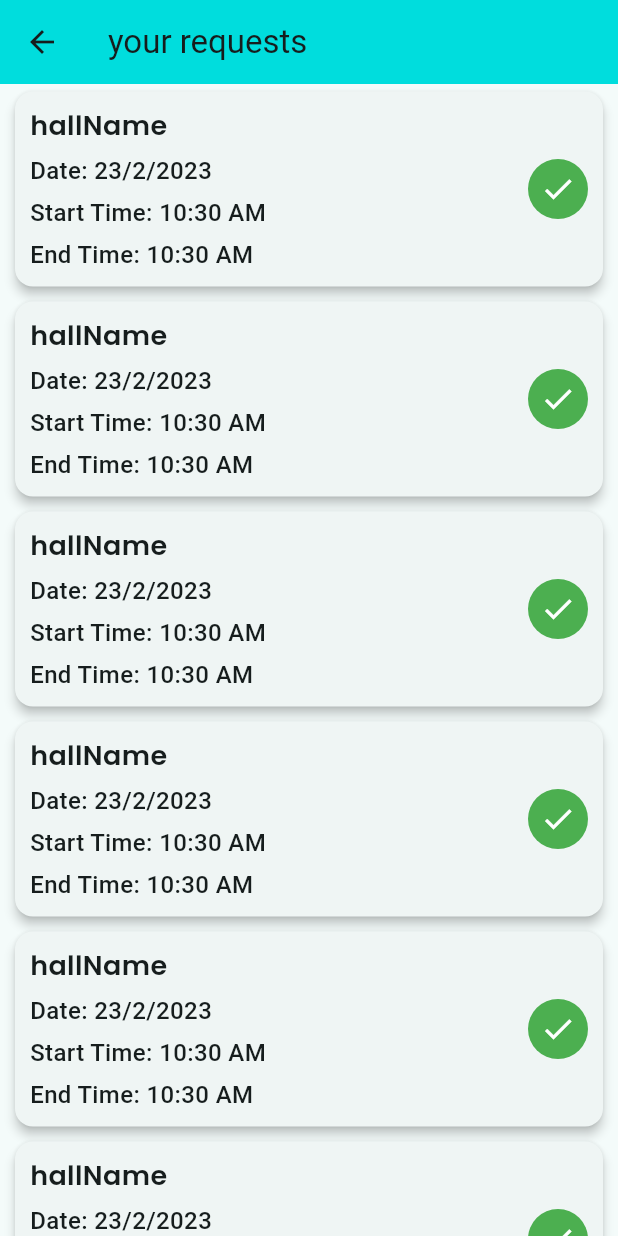
After one commit to ibram12/loc, a Flutter app: the UserRequests screen opened by its route, on a phone screen of 412 x 824 dp. The commit adds this screen. Run offline on Flutter 3.47's test engine with Material 3 defaults, Android fonts, the phone set to English and light mode, and no system bars; our stand-ins replace bloc, cached_network_image, cloud_firestore, firebase_auth, firebase_core, firebase_storage and 5 more; accounts and stored records are empty.

Commit message:
create add user Request and AddRequest Cubit to show user requests and be able to track his respons state

```diff
--- a/lib/core/server/firebase_methoudes.dart
+++ b/lib/core/server/firebase_methoudes.dart
@@ -1,4 +1,6 @@
 import 'package:cloud_firestore/cloud_firestore.dart';
+import 'package:firebase_auth/firebase_auth.dart';
+import 'package:loc/featuers/admin/data/models/request_model.dart';
 
 class DataBaseMethouds {
   Future addUserDetails(Map<String, dynamic> userData, String uId) async {
@@ -24,4 +26,6 @@ class DataBaseMethouds {
   Future deleteLoc(String id) async {
     FirebaseFirestore.instance.collection('locs').doc(id).delete();
   }
+
+
 }
--- /dev/null
+++ b/lib/featuers/requests/presentatoin/views/requests_view.dart
@@ -0,0 +1,19 @@
+import 'package:flutter/material.dart';
+import 'package:loc/featuers/requests/presentatoin/widgets/requests_view_body.dart';
+
+import '../../../../core/utils/constants.dart';
+
+class UserRequests extends StatelessWidget {
+  const UserRequests({super.key});
+  static const String id = "UserRequests";
+  @override
+  Widget build(BuildContext context) {
+    return Scaffold(
+      appBar: AppBar(
+        backgroundColor: kPrimaryColor,
+        title:  const Text('your requests'),
+      ),
+      body: const UserRequestBody(),
+    );
+  }
+}
--- /dev/null
+++ b/lib/featuers/requests/presentatoin/widgets/request_item.dart
@@ -0,0 +1,57 @@
+import 'package:flutter/material.dart';
+import 'package:intl/intl.dart';
+import 'package:loc/core/text_styles/Styles.dart';
+
+class UserRequestItem extends StatelessWidget {
+  const UserRequestItem({super.key});
+
+  @override
+  Widget build(BuildContext context) {
+    return SizedBox(
+      width: double.infinity,
+      child: Card(
+        elevation: 3,
+        margin:const EdgeInsets.symmetric(horizontal: 10, vertical: 5),
+        child: Padding(
+          padding:const EdgeInsets.all(10),
+          child: Row(
+            children: [
+              Column(
+                // mainAxisSize: MainAxisSize.min,
+                crossAxisAlignment: CrossAxisAlignment.start,
+                children: [
+                  const Text(
+                    'hallName',
+                    overflow: TextOverflow.fade,
+                  style: Styles.textStyle18,
+                  ),
+                const  SizedBox(height: 5),
+                  const Text(
+                    'Date: 23/2/2023',
+                    style: Styles.textStyle16,
+                  ),
+              const    SizedBox(height: 5),
+                  Text(
+                     'Start Time: ${DateFormat('hh:mm a').format(DateTime.now())}',
+                    style: Styles.textStyle16,
+                  ),
+              const    SizedBox(height: 5),
+                  Text(
+                   'End Time: ${DateFormat('hh:mm a').format(DateTime.now())}',
+                    style: Styles.textStyle16,
+                  ),
+                ],
+              ),
+              const Spacer(),
+                const CircleAvatar(
+                  backgroundColor: Colors.green,
+                radius: 20,
+                child: Icon(Icons.check,color: Colors.white,),
+              ),
+            ],
+          ),
+        ),
+      ),
+    );
+  }
+}
--- /dev/null
+++ b/lib/featuers/requests/presentatoin/widgets/requests_view_body.dart
@@ -0,0 +1,18 @@
+import 'package:flutter/material.dart';
+import 'package:loc/featuers/requests/presentatoin/widgets/request_item.dart';
+
+
+class UserRequestBody extends StatelessWidget {
+  const UserRequestBody({
+    super.key,
+  });
+
+  @override
+  Widget build(BuildContext context) {
+    return ListView.builder(
+      itemCount: 10,
+      itemBuilder: (context, index) {
+      return const UserRequestItem();
+    });
+  }
+}
--- a/lib/homePage.dart
+++ b/lib/homePage.dart
@@ -3,6 +3,7 @@ import 'package:loc/core/text_styles/Styles.dart';
 import 'package:loc/core/utils/constants.dart';
 import 'package:loc/featuers/admin/pressntation/view/admin_view.dart';
 import 'package:loc/featuers/book_Hall/presentation/views/book_loc_view.dart';
+import 'package:loc/featuers/requests/presentatoin/views/requests_view.dart';
 import 'package:loc/screen/add%20activity.dart';
 import 'package:loc/featuers/book_Hall/presentation/views/all_Locs_view.dart';
 import 'package:loc/widget/Card_Button.dart';
@@ -26,6 +27,7 @@ class MyHomePage extends StatelessWidget {
           children: <Widget>[
             Card_Button(page: const BookLocView(), text: S.of(context).book_hall),
             Card_Button(page: const AdminView(), text: S.of(context).add_khdma),
+            const Card_Button(page: UserRequests(), text: 'your requests'),
 
           ],
         ),
--- a/lib/main.dart
+++ b/lib/main.dart
@@ -11,6 +11,7 @@ import 'package:loc/featuers/admin/pressntation/view/requests_view.dart';
 import 'package:loc/featuers/auth/presentation/views/login_view.dart';
 import 'package:loc/featuers/auth/presentation/views/password_recovary_view.dart';
 import 'package:loc/featuers/auth/presentation/views/sginup_view.dart';
+import 'package:loc/featuers/requests/presentatoin/views/requests_view.dart';
 import 'package:loc/homePage.dart';
 import 'firebase_options.dart';
 import 'generated/l10n.dart';
@@ -52,13 +53,14 @@ class HomePage extends StatelessWidget {
         colorScheme: ColorScheme.fromSeed(seedColor: Colors.cyanAccent),
         useMaterial3: true,
       ),
-      home: const AdminView(),
+      home: const MyHomePage(),
       routes: {
         SignUpView.id: (context) => const SignUpView(),
         LoginView.id: (context) => const LoginView(),
         MyHomePage.id: (context) => const MyHomePage(),
         PasswordRecoveryVeiw.id: (context) => const PasswordRecoveryVeiw(),
         AddHallView.id:(context) =>   const AddHallView(),
+        UserRequests.id:(context) =>  const UserRequests(),
       },
     );
   }
```
Also changed, not shown: lib/featuers/book_Hall/presentation/manager/cubits/add_request/add_request_cubit.dart (added, +32 -0 lines), lib/featuers/book_Hall/presentation/manager/cubits/add_request/add_request_state.dart (added, +15 -0 lines), lib/featuers/book_Hall/presentation/manager/cubits/sent_reservation_cubit/sent_reservation_cubit.dart (+8 -4 lines), lib/featuers/requests/data/models/request_model.dart (added, +23 -0 lines), assets/images/9032185_pending_chatting_load_chat_social media_icon.png (added).
